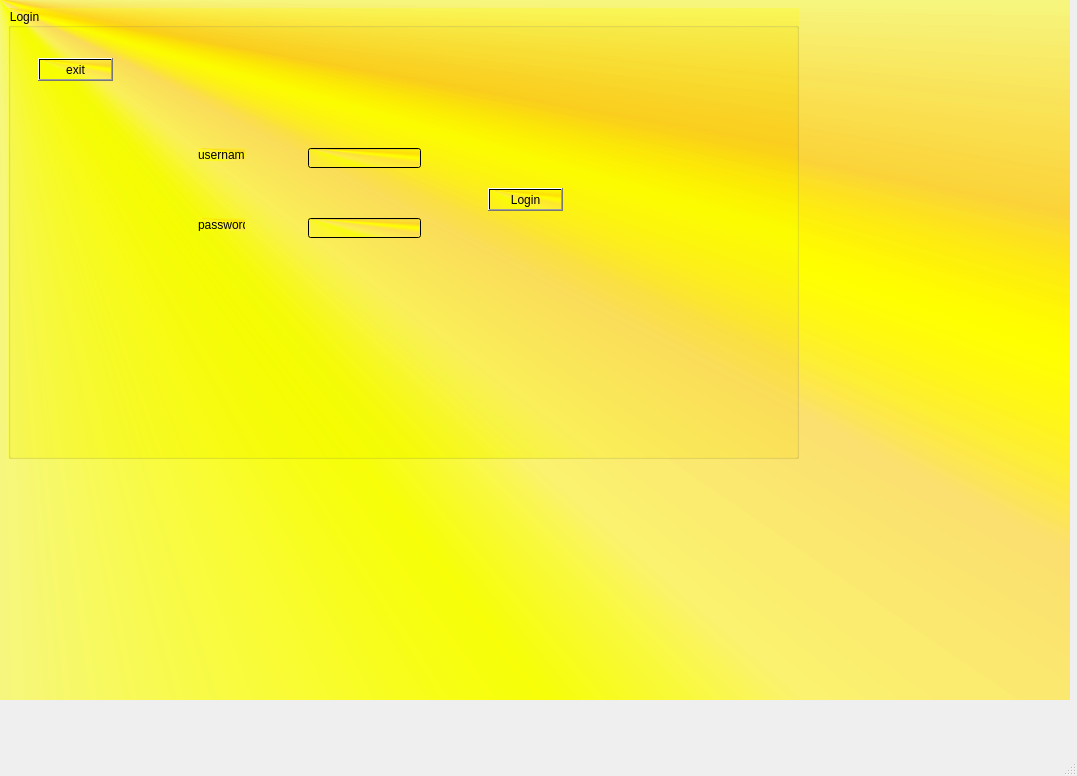
Firas-Bha/Smart-Factory-2A2, file mainwindow.ui: the form before one commit.
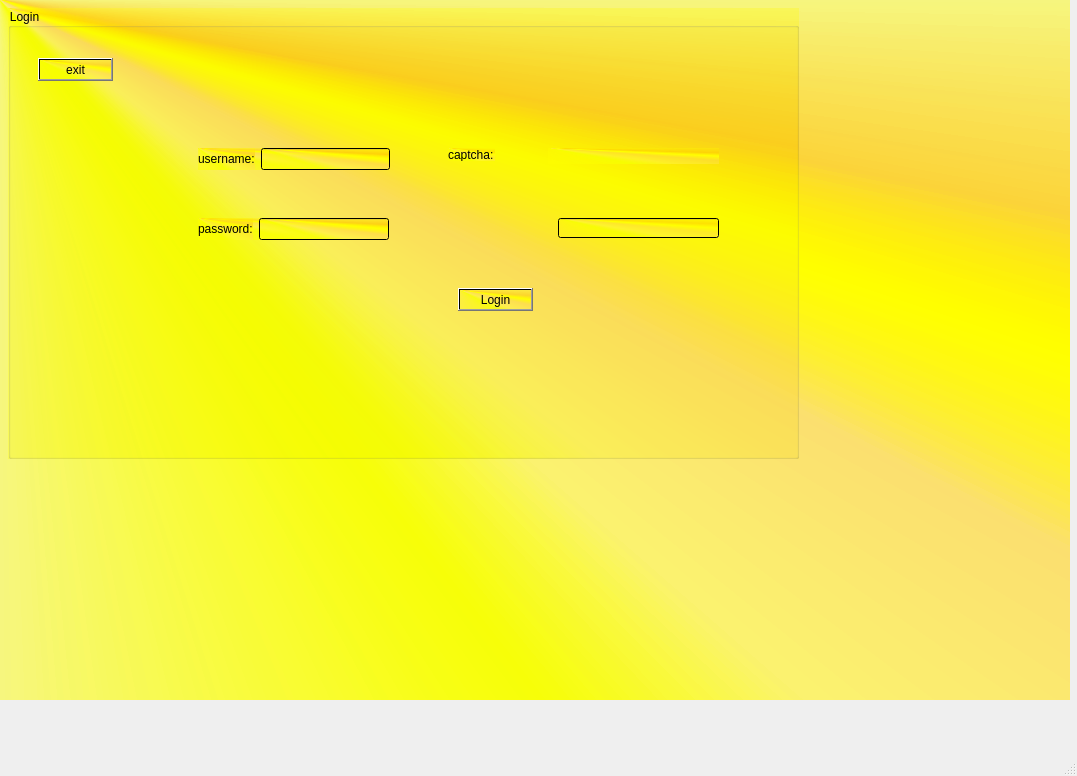
The form after the commit. The open tabs and pages were chosen to show the change. Custom widgets are drawn as their Qt base class.

Patch:
```diff
--- a/mainwindow.ui
+++ b/mainwindow.ui
@@ -42,57 +42,11 @@
       <property name="title">
        <string>Login</string>
       </property>
-      <widget class="QLabel" name="label">
-       <property name="geometry">
-        <rect>
-         <x>190</x>
-         <y>140</y>
-         <width>47</width>
-         <height>13</height>
-        </rect>
-       </property>
-       <property name="text">
-        <string>username:</string>
-       </property>
-      </widget>
-      <widget class="QLabel" name="label_2">
-       <property name="geometry">
-        <rect>
-         <x>190</x>
-         <y>210</y>
-         <width>47</width>
-         <height>13</height>
-        </rect>
-       </property>
-       <property name="text">
-        <string>password:</string>
-       </property>
-      </widget>
-      <widget class="QLineEdit" name="lineEdit">
-       <property name="geometry">
-        <rect>
-         <x>300</x>
-         <y>140</y>
-         <width>113</width>
-         <height>20</height>
-        </rect>
-       </property>
-      </widget>
-      <widget class="QLineEdit" name="lineEdit_2">
-       <property name="geometry">
-        <rect>
-         <x>300</x>
-         <y>210</y>
-         <width>113</width>
-         <height>20</height>
-        </rect>
-       </property>
-      </widget>
       <widget class="QPushButton" name="pushButton">
        <property name="geometry">
         <rect>
-         <x>480</x>
-         <y>180</y>
+         <x>450</x>
+         <y>280</y>
          <width>75</width>
          <height>23</height>
         </rect>
@@ -114,6 +68,86 @@
         <string>exit</string>
        </property>
       </widget>
+      <widget class="QLabel" name="label_21">
+       <property name="geometry">
+        <rect>
+         <x>540</x>
+         <y>140</y>
+         <width>171</width>
+         <height>16</height>
+        </rect>
+       </property>
+       <property name="text">
+        <string/>
+       </property>
+      </widget>
+      <widget class="QLabel" name="label_26">
+       <property name="geometry">
+        <rect>
+         <x>440</x>
+         <y>140</y>
+         <width>47</width>
+         <height>13</height>
+        </rect>
+       </property>
+       <property name="text">
+        <string>captcha:</string>
+       </property>
+      </widget>
+      <widget class="QLineEdit" name="lineEdit_3">
+       <property name="geometry">
+        <rect>
+         <x>550</x>
+         <y>210</y>
+         <width>161</width>
+         <height>20</height>
+        </rect>
+       </property>
+      </widget>
+      <widget class="QWidget" name="">
+       <property name="geometry">
+        <rect>
+         <x>190</x>
+         <y>140</y>
+         <width>192</width>
+         <height>22</height>
+        </rect>
+       </property>
+       <layout class="QHBoxLayout" name="horizontalLayout">
+        <item>
+         <widget class="QLabel" name="label">
+          <property name="text">
+           <string>username:</string>
+          </property>
+         </widget>
+        </item>
+        <item>
+         <widget class="QLineEdit" name="lineEdit"/>
+        </item>
+       </layout>
+      </widget>
+      <widget class="QWidget" name="">
+       <property name="geometry">
+        <rect>
+         <x>190</x>
+         <y>210</y>
+         <width>191</width>
+         <height>22</height>
+        </rect>
+       </property>
+       <layout class="QHBoxLayout" name="horizontalLayout_2">
+        <item>
+         <widget class="QLabel" name="label_2">
+          <property name="text">
+           <string>password:</string>
+          </property>
+         </widget>
+        </item>
+        <item>
+         <widget class="QLineEdit" name="lineEdit_2"/>
+        </item>
+       </layout>
+      </widget>
      </widget>
     </widget>
     <widget class="QWidget" name="page_2">
@@ -1542,6 +1576,14 @@
   </widget>
   <widget class="QStatusBar" name="statusbar"/>
  </widget>
+ <customwidgets>
+  <customwidget>
+   <class>QCustomPlot</class>
+   <extends>QWidget</extends>
+   <header>qcustomplot.h</header>
+   <container>1</container>
+  </customwidget>
+ </customwidgets>
  <resources/>
  <connections/>
 </ui>
```
Left out of the diff: 86 changed lines with no effect on the pictures.
